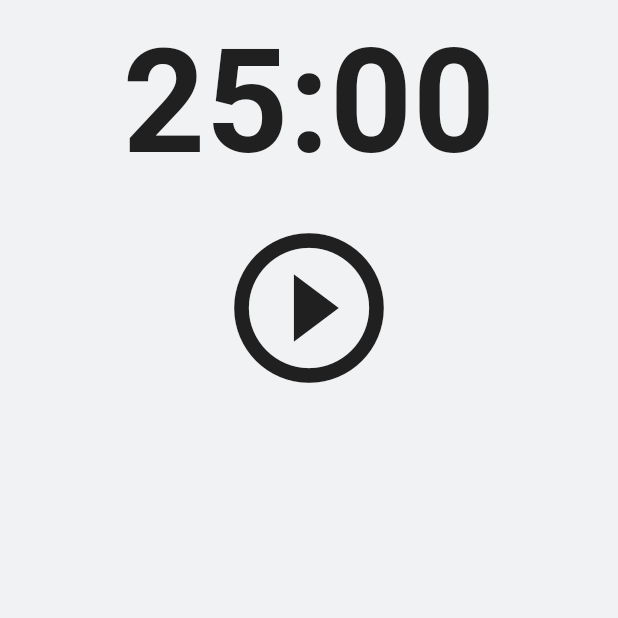
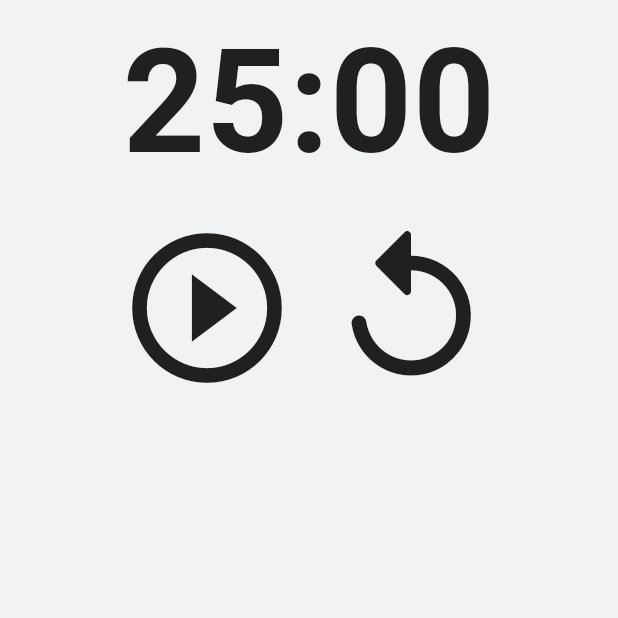
Before and after one commit to ShaRifShykh/pomodoro-timer, a Flutter app: the screen it shows after launch, on a phone screen of 412 x 824 dp, the top half of it. Run offline on Flutter 3.47's test engine with Material 2 defaults, Android fonts, the phone set to English and light mode, and no system bars.

Commit message:
[ADD] Timer Reset

```diff
--- a/lib/timer.dart
+++ b/lib/timer.dart
@@ -44,6 +44,14 @@ class _PomodoroTimerState extends State<PomodoroTimer> {
     });
   }
 
+  void _onResetPressed() {
+    setState(() {
+      _timer.cancel();
+      _isRunning = false;
+      _remainSeconds = _defaultSeconds;
+    });
+  }
+
   String _timeFormat(int seconds) {
     var duration = Duration(seconds: seconds);
     return duration.toString().split(".").first.substring(2, 7);
@@ -64,8 +72,10 @@ class _PomodoroTimerState extends State<PomodoroTimer> {
                 fontWeight: FontWeight.w600,
               ),
             ),
-            Center(
-              child: IconButton(
+            Row(
+              mainAxisAlignment: MainAxisAlignment.center,
+              children: [
+                IconButton(
                   iconSize: Sizes.size96 + Sizes.size24,
                   color: Theme.of(context).colorScheme.primary,
                   onPressed: _isRunning ? _onPausePressed : _onStartPressed,
@@ -73,6 +83,15 @@ class _PomodoroTimerState extends State<PomodoroTimer> {
                       ? Icons.pause_circle_outline
                       : Icons.play_circle_outline),
                 ),
+                IconButton(
+                  iconSize: Sizes.size96 + Sizes.size24,
+                  color: Theme.of(context).colorScheme.primary,
+                  onPressed: _onResetPressed,
+                  icon: const Icon(
+                    Icons.replay_rounded,
+                  ),
+                )
+              ],
             ),
           ],
         ),
```
Lines whose indentation alone changed are shown as unchanged.
